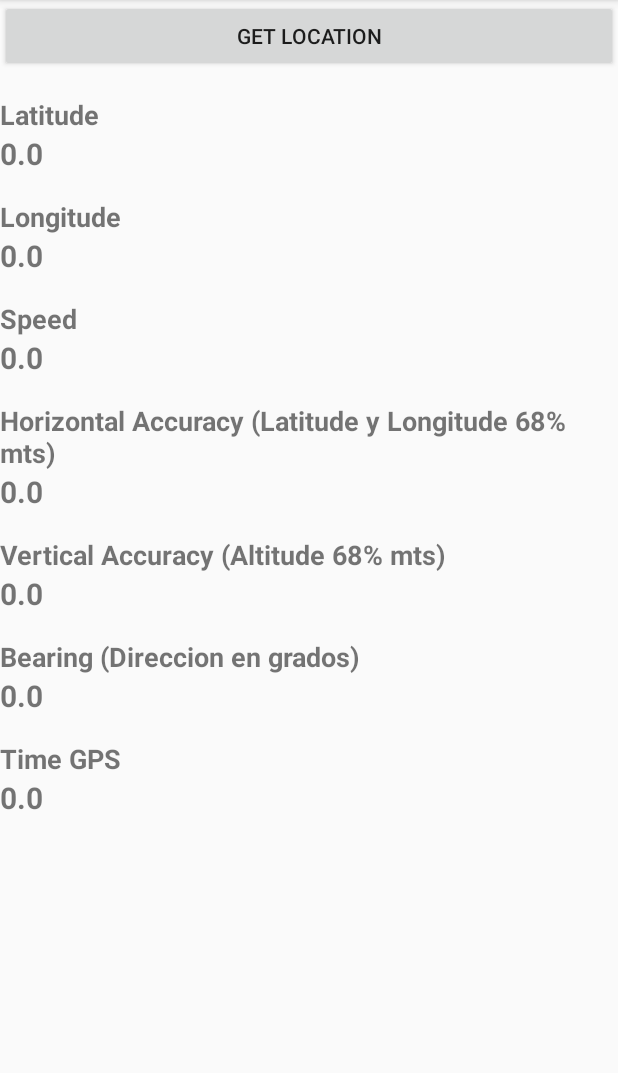
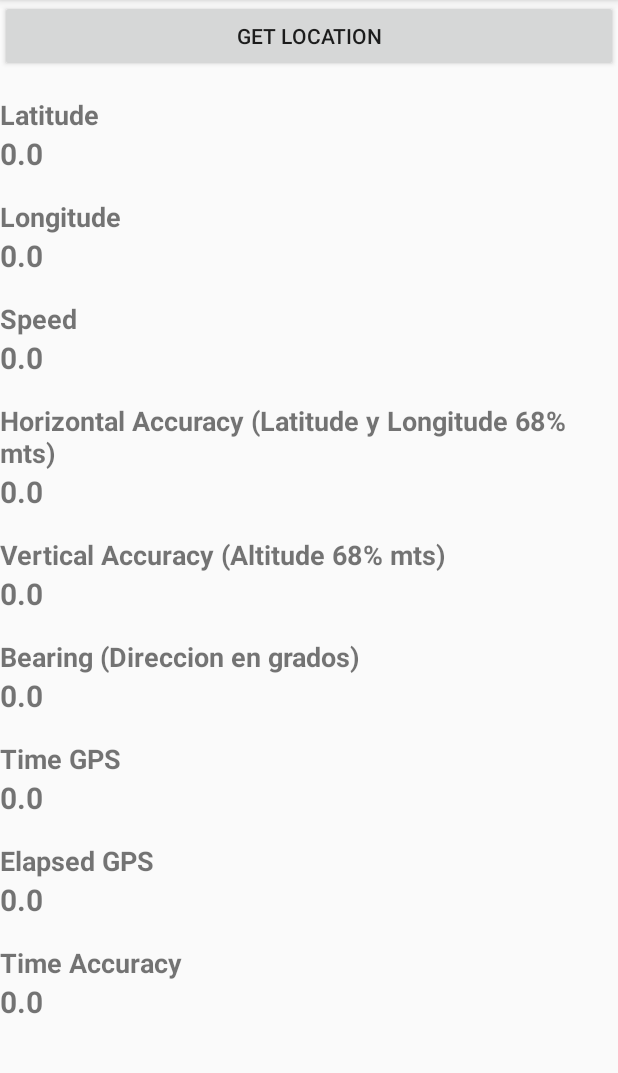
Before and after one commit to kenjikv/LocationExample, an Android app: the screen it shows after launch (MainActivity), on a phone screen of 412 x 824 dp, the part 84-1157 px from its top. Run offline under Robolectric (Android 15) with nearby library versions, the phone set to English and light mode, and no system bars.

```diff
--- a/app/src/main/AndroidManifest.xml
+++ b/app/src/main/AndroidManifest.xml
@@ -3,7 +3,7 @@
     package="com.kawaida.location">
 
     <uses-permission android:name="android.permission.ACCESS_FINE_LOCATION" />
-    <uses-permission android:name="android.permission. ACCESS_COARSE_LOCATION" />
+    <uses-permission android:name="android.permission.ACCESS_COARSE_LOCATION" />
     <uses-permission android:name="android.permission.INTERNET"/>
 
 
--- a/app/src/main/res/layout/activity_main.xml
+++ b/app/src/main/res/layout/activity_main.xml
@@ -122,4 +122,37 @@
         android:textStyle="bold"
         android:text="0.0" />
 
+    <TextView
+        android:layout_width="match_parent"
+        android:layout_height="wrap_content"
+        android:layout_marginTop="16dp"
+        android:text="Elapsed GPS"
+        android:textSize="18sp"
+        android:textStyle="bold"/>
+
+    <TextView
+        android:id="@+id/tvElapsed"
+        android:layout_width="match_parent"
+        android:layout_height="wrap_content"
+        android:textSize="20sp"
+        android:textStyle="bold"
+        android:text="0.0" />
+
+    <TextView
+        android:layout_width="match_parent"
+        android:layout_height="wrap_content"
+        android:layout_marginTop="16dp"
+        android:text="Time Accuracy"
+        android:textSize="18sp"
+        android:textStyle="bold"/>
+
+    <TextView
+        android:id="@+id/tvTimeAccuracy"
+        android:layout_width="match_parent"
+        android:layout_height="wrap_content"
+        android:textSize="20sp"
+        android:textStyle="bold"
+        android:text="0.0" />
+
+
 </LinearLayout>
```
Also changed, not shown: app/src/main/java/com/kawaida/location/MainActivity.java (+30 -2 lines).
